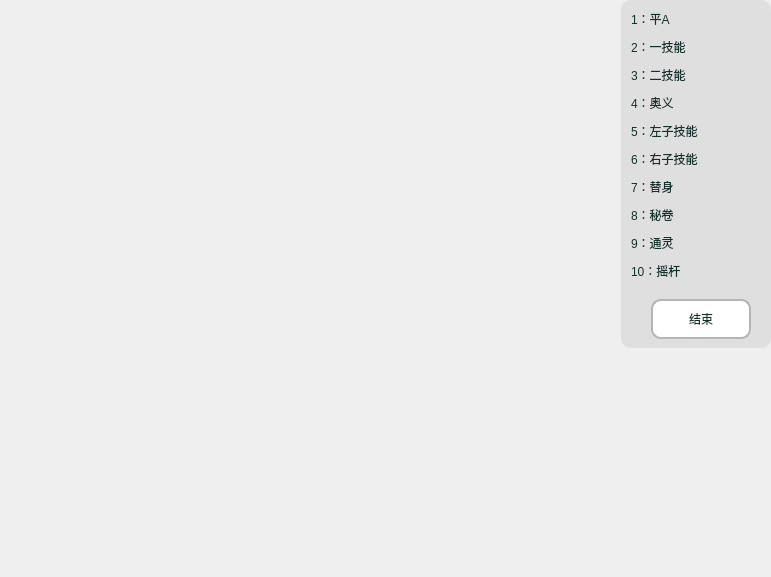
This is ui/KeyMapConfiguration.ui in XBJF-X/Xuan-s-UltilityAutoNaruto as Qt 5 draws it before an edit. The edited form follows.
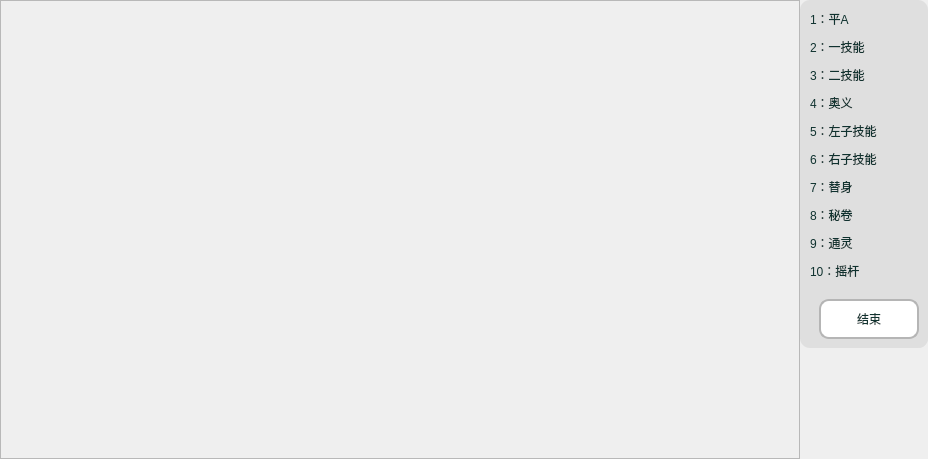
This is the edited form.

Diff of the .ui file:
```diff
--- a/ui/KeyMapConfiguration.ui
+++ b/ui/KeyMapConfiguration.ui
@@ -6,8 +6,8 @@
    <rect>
     <x>0</x>
     <y>0</y>
-    <width>771</width>
-    <height>577</height>
+    <width>928</width>
+    <height>459</height>
    </rect>
   </property>
   <property name="windowTitle">
@@ -33,7 +33,46 @@
     <number>0</number>
    </property>
    <item>
+    <widget class="QScrollArea" name="scrollArea">
+     <property name="minimumSize">
+      <size>
+       <width>800</width>
+       <height>450</height>
+      </size>
+     </property>
+     <property name="widgetResizable">
+      <bool>true</bool>
+     </property>
+     <widget class="QWidget" name="scroll_widget">
+      <property name="geometry">
+       <rect>
+        <x>0</x>
+        <y>0</y>
+        <width>798</width>
+        <height>457</height>
+       </rect>
+      </property>
+      <layout class="QVBoxLayout" name="verticalLayout_4">
+       <property name="spacing">
+        <number>0</number>
+       </property>
+       <property name="leftMargin">
+        <number>0</number>
+       </property>
+       <property name="topMargin">
+        <number>0</number>
+       </property>
+       <property name="rightMargin">
+        <number>0</number>
+       </property>
+       <property name="bottomMargin">
+        <number>0</number>
+       </property>
+       <item>
     <widget class="QWidget" name="image_container" native="true">
+         <property name="styleSheet">
+          <string notr="true"/>
+         </property>
      <layout class="QVBoxLayout" name="verticalLayout_3">
       <property name="spacing">
        <number>0</number>
@@ -58,6 +97,10 @@
        </widget>
       </item>
      </layout>
+        </widget>
+       </item>
+      </layout>
+     </widget>
     </widget>
    </item>
    <item alignment="Qt::AlignmentFlag::AlignTop">
```
Lines whose indentation alone changed are shown as unchanged.
